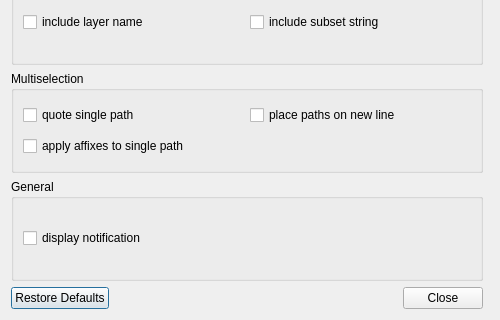
First picture: the form in ui/settingsdiag.ui, repository freeshrugsxd/qgis-pathfinder, before the edit; both pictures show x 0 to 500 and y 330 to 650 of the 500 by 650 pixel window.
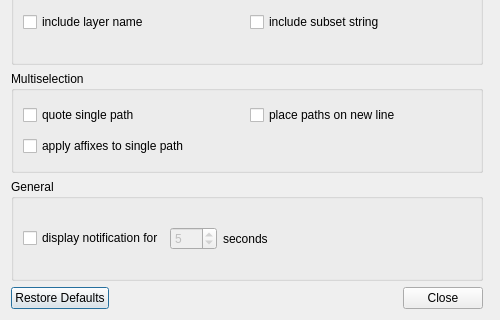
Second picture: the form after the edit.

Commit message: added setting for notification duration

The edit to the form file:
```diff
--- a/ui/settingsdiag.ui
+++ b/ui/settingsdiag.ui
@@ -26,13 +26,52 @@
       <string>General</string>
      </property>
      <layout class="QGridLayout" name="gridLayout_5">
+      <item row="0" column="3">
+       <spacer name="horizontalSpacer_4">
+        <property name="orientation">
+         <enum>Qt::Horizontal</enum>
+        </property>
+        <property name="sizeHint" stdset="0">
+         <size>
+          <width>40</width>
+          <height>20</height>
+         </size>
+        </property>
+       </spacer>
+      </item>
+      <item row="0" column="1">
+       <widget class="QSpinBox" name="notify_duration">
+        <property name="enabled">
+         <bool>false</bool>
+        </property>
+        <property name="buttonSymbols">
+         <enum>QAbstractSpinBox::UpDownArrows</enum>
+        </property>
+        <property name="minimum">
+         <number>0</number>
+        </property>
+        <property name="maximum">
+         <number>420</number>
+        </property>
+        <property name="value">
+         <number>5</number>
+        </property>
+       </widget>
+      </item>
       <item row="0" column="0">
        <widget class="QCheckBox" name="show_notification">
         <property name="toolTip">
          <string>&lt;html&gt;&lt;head/&gt;&lt;body&gt;&lt;p&gt;Whether to show a notification on successful operations.&lt;/p&gt;&lt;/body&gt;&lt;/html&gt;</string>
         </property>
         <property name="text">
-         <string>display notification</string>
+         <string>display notification for</string>
+        </property>
+       </widget>
+      </item>
+      <item row="0" column="2">
+       <widget class="QLabel" name="label">
+        <property name="text">
+         <string>seconds</string>
         </property>
        </widget>
       </item>
```
Left out of the diff: 26 changed lines with no effect on the pictures. The commit also changes 3 other files.
